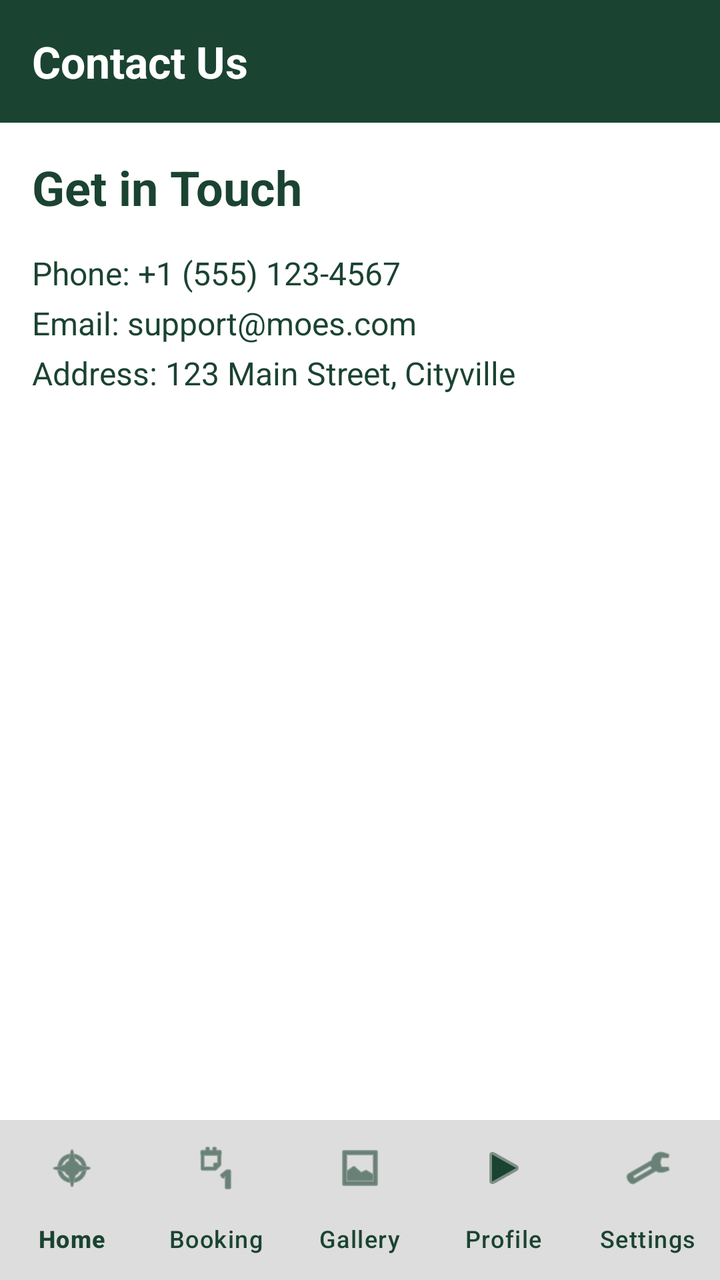
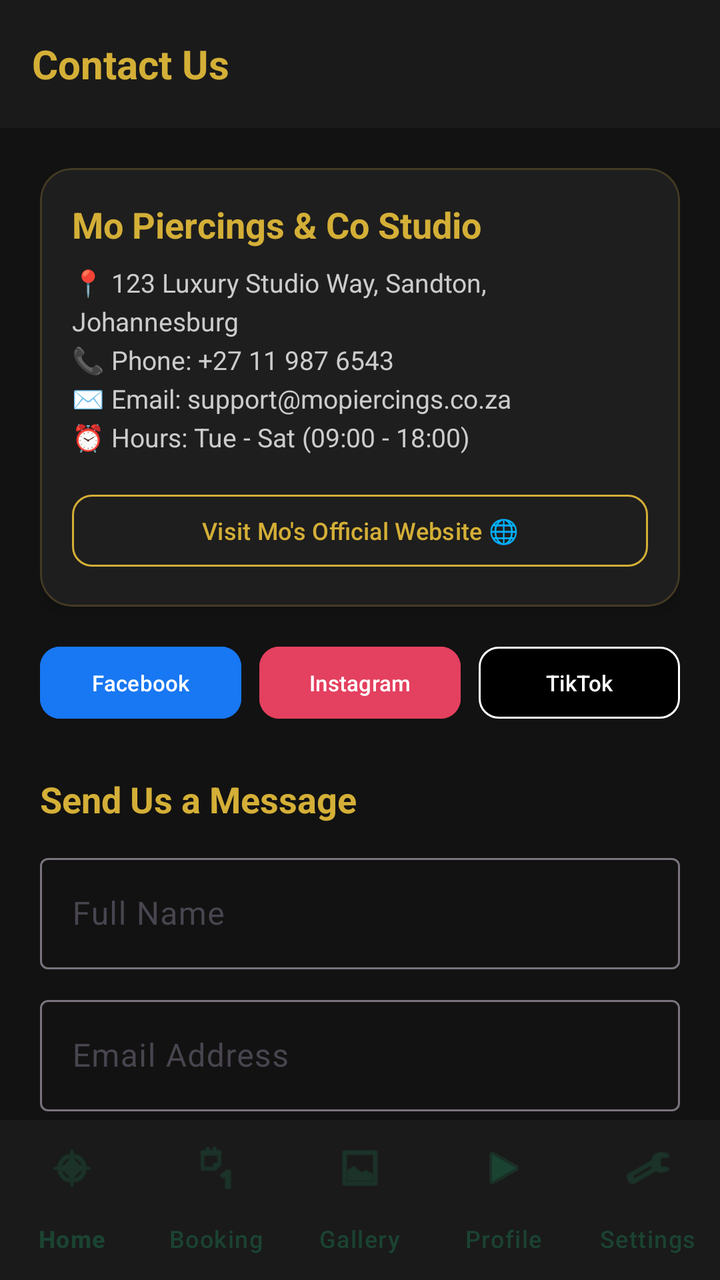

Compare the two renders of this Android layout. The source of the first and the diff that turns it into the second are given below.
<!-- AndroidManifest.xml: application theme Theme.Moes -->
<!-- res/layout/activity_contact_us_screen.xml -->
<?xml version="1.0" encoding="utf-8"?>
<RelativeLayout xmlns:android="http://schemas.android.com/apk/res/android"
    xmlns:app="http://schemas.android.com/apk/res-auto"
    xmlns:tools="http://schemas.android.com/tools"
    android:id="@+id/main"
    android:layout_width="match_parent"
    android:layout_height="match_parent"
    android:background="@color/white"
    tools:context=".ContactUsScreen">

    <RelativeLayout
        android:id="@+id/navBar"
        android:layout_width="match_parent"
        android:layout_height="wrap_content"
        android:padding="16dp"
        android:background="@color/moes_forest_green">

        <TextView
            android:layout_width="wrap_content"
            android:layout_height="wrap_content"
            android:text="Contact Us"
            android:textColor="@color/white"
            android:textSize="22sp"
            android:textStyle="bold" />
    </RelativeLayout>

    <com.google.android.material.bottomnavigation.BottomNavigationView
        android:id="@+id/bottomNavigation"
        android:layout_width="match_parent"
        android:layout_height="wrap_content"
        android:layout_alignParentBottom="true"
        android:background="#22000000"
        app:itemIconTint="@color/moes_forest_green"
        app:itemTextColor="@color/moes_forest_green"
        app:labelVisibilityMode="labeled"
        app:menu="@menu/bottom_nav_menu" />

    <androidx.core.widget.NestedScrollView
        android:layout_width="match_parent"
        android:layout_height="match_parent"
        android:layout_below="@id/navBar"
        android:layout_above="@id/bottomNavigation"
        android:fillViewport="true">

        <LinearLayout
            android:layout_width="match_parent"
            android:layout_height="wrap_content"
            android:orientation="vertical"
            android:padding="16dp">

            <TextView
                android:layout_width="wrap_content"
                android:layout_height="wrap_content"
                android:text="Get in Touch"
                android:textColor="@color/moes_forest_green"
                android:textSize="24sp"
                android:textStyle="bold"
                android:layout_marginBottom="16dp" />

            <TextView
                android:layout_width="match_parent"
                android:layout_height="wrap_content"
                android:layout_marginBottom="24dp"
                android:lineSpacingExtra="6dp"
                android:text="Phone: +1 (555) 123-4567\nEmail: support@moes.com\nAddress: 123 Main Street, Cityville"
                android:textColor="@color/moes_forest_green"
                android:textSize="16sp" />

        </LinearLayout>
    </androidx.core.widget.NestedScrollView>
</RelativeLayout>
<!-- resources referenced by this layout -->
<resources>
  <color name="moes_forest_green">#1B4332</color>
  <color name="white">#FFFFFF</color>
  <style name="Theme.Moes" parent="Theme.Material3.DayNight.NoActionBar">
      
      <item name="colorPrimary">@color/moes_forest_green</item>
      <item name="colorOnPrimary">@color/moes_gold</item>
  
      
      <item name="colorSecondary">@color/moes_gold</item>
      <item name="colorOnSecondary">@color/white</item>
  
      
      <item name="android:windowBackground">@color/moes_cream</item>
      <item name="android:statusBarColor">@color/moes_dark_header</item>
  </style>
  <color name="moes_gold">#C69C35</color>
  <color name="moes_cream">#FDFCF0</color>
  <color name="moes_dark_header">#121212</color>
</resources>

<!-- the commit's change to res/layout/activity_contact_us_screen.xml (unified diff, before → after) -->
@@ -5,67 +5,251 @@
     android:id="@+id/main"
     android:layout_width="match_parent"
     android:layout_height="match_parent"
-    android:background="@color/white"
+    android:background="#121212"
     tools:context=".ContactUsScreen">
 
-    <RelativeLayout
-        android:id="@+id/navBar"
+    
+    <com.google.android.material.appbar.AppBarLayout
+        android:id="@+id/appBarHeader"
         android:layout_width="match_parent"
         android:layout_height="wrap_content"
-        android:padding="16dp"
-        android:background="@color/moes_forest_green">
-
-        <TextView
-            android:layout_width="wrap_content"
+        android:background="#1A1A1A">
+
+        <RelativeLayout
+            android:layout_width="match_parent"
+            android:layout_height="64dp"
+            android:paddingHorizontal="16dp">
+
+            <TextView
+                android:layout_width="wrap_content"
+                android:layout_height="wrap_content"
+                android:layout_centerVertical="true"
+                android:text="Contact Us"
+                android:textColor="#D4AF37"
+                android:textSize="20sp"
+                android:textStyle="bold" />
+        </RelativeLayout>
+    </com.google.android.material.appbar.AppBarLayout>
+
+    <androidx.core.widget.NestedScrollView
+        android:layout_width="match_parent"
+        android:layout_height="match_parent"
+        android:layout_above="@id/bottomNavigation"
+        android:layout_below="@id/appBarHeader"
+        android:fillViewport="true">
+
+        <LinearLayout
+            android:layout_width="match_parent"
             android:layout_height="wrap_content"
-            android:text="Contact Us"
-            android:textColor="@color/white"
-            android:textSize="22sp"
-            android:textStyle="bold" />
-    </RelativeLayout>
-
+            android:orientation="vertical"
+            android:padding="20dp">
+
+            
+            <com.google.android.material.card.MaterialCardView
+                android:layout_width="match_parent"
+                android:layout_height="wrap_content"
+                app:cardBackgroundColor="#1E1E1E"
+                app:cardCornerRadius="16dp"
+                app:cardElevation="4dp"
+                app:strokeColor="#33D4AF37"
+                app:strokeWidth="1dp">
+
+                <LinearLayout
+                    android:layout_width="match_parent"
+                    android:layout_height="wrap_content"
+                    android:orientation="vertical"
+                    android:padding="16dp">
+
+                    <TextView
+                        android:layout_width="wrap_content"
+                        android:layout_height="wrap_content"
+                        android:text="Mo Piercings &amp; Co Studio"
+                        android:textColor="#D4AF37"
+                        android:textSize="18sp"
+                        android:textStyle="bold" />
+
+                    <TextView
+                        android:layout_width="wrap_content"
+                        android:layout_height="wrap_content"
+                        android:layout_marginTop="8dp"
+                        android:lineSpacingExtra="4dp"
+                        android:text="📍 123 Luxury Studio Way, Sandton, Johannesburg\n📞 Phone: +27 11 987 6543\n✉️ Email: support@mopiercings.co.za\n⏰ Hours: Tue - Sat (09:00 - 18:00)"
+                        android:textColor="#CCCCCC"
+                        android:textSize="13sp" />
+
+                    <com.google.android.material.button.MaterialButton
+                        android:id="@+id/btnOpenWebsite"
+                        style="@style/Widget.Material3.Button.OutlinedButton"
+                        android:layout_width="match_parent"
+                        android:layout_height="44dp"
+                        android:layout_marginTop="16dp"
+                        android:text="Visit Mo's Official Website 🌐"
+                        android:textColor="#D4AF37"
+                        android:textSize="12sp"
+                        app:cornerRadius="10dp"
+                        app:strokeColor="#D4AF37" />
+                </LinearLayout>
+            </com.google.android.material.card.MaterialCardView>
+
+            
+            <LinearLayout
+                android:layout_width="match_parent"
+                android:layout_height="wrap_content"
+                android:layout_marginTop="16dp"
+                android:gravity="center"
+                android:orientation="horizontal">
+
+                <com.google.android.material.button.MaterialButton
+                    android:id="@+id/btnFacebook"
+                    android:layout_width="0dp"
+                    android:layout_height="44dp"
+                    android:layout_marginEnd="6dp"
+                    android:layout_weight="1"
+                    android:backgroundTint="#1877F2"
+                    android:padding="0dp"
+                    android:text="Facebook"
+                    android:textColor="#FFFFFF"
+                    android:textSize="11sp"
+                    app:cornerRadius="10dp" />
+
+                <com.google.android.material.button.MaterialButton
+                    android:id="@+id/btnInstagram"
+                    android:layout_width="0dp"
+                    android:layout_height="44dp"
+                    android:layout_marginHorizontal="3dp"
+                    android:layout_weight="1"
+                    android:backgroundTint="#E4405F"
+                    android:padding="0dp"
+                    android:text="Instagram"
+                    android:textColor="#FFFFFF"
+                    android:textSize="11sp"
+                    app:cornerRadius="10dp" />
+
+                <com.google.android.material.button.MaterialButton
+                    android:id="@+id/btnTiktok"
+                    android:layout_width="0dp"
+                    android:layout_height="44dp"
+                    android:layout_marginStart="6dp"
+                    android:layout_weight="1"
+                    android:backgroundTint="#000000"
+                    android:padding="0dp"
+                    android:text="TikTok"
+                    android:textColor="#FFFFFF"
+                    android:textSize="11sp"
+                    app:cornerRadius="10dp"
+                    app:strokeColor="#FFFFFF"
+                    app:strokeWidth="1dp" />
+            </LinearLayout>
+
+            
+            <TextView
+                android:layout_width="wrap_content"
+                android:layout_height="wrap_content"
+                android:layout_marginTop="24dp"
+                android:text="Send Us a Message"
+                android:textColor="#D4AF37"
+                android:textSize="18sp"
+                android:textStyle="bold" />
+
+            <com.google.android.material.textfield.TextInputLayout
+                style="@style/Widget.Material3.TextInputLayout.OutlinedBox"
+                android:layout_width="match_parent"
+                android:layout_height="wrap_content"
+                android:layout_marginTop="12dp"
+                android:hint="Full Name">
+
+                <com.google.android.material.textfield.TextInputEditText
+                    android:id="@+id/etContactName"
+                    android:layout_width="match_parent"
+                    android:layout_height="wrap_content"
+                    android:textColor="#FFFFFF" />
+            </com.google.android.material.textfield.TextInputLayout>
+
+            <com.google.android.material.textfield.TextInputLayout
+                style="@style/Widget.Material3.TextInputLayout.OutlinedBox"
+                android:layout_width="match_parent"
+                android:layout_height="wrap_content"
+                android:layout_marginTop="10dp"
+                android:hint="Email Address">
+
+                <com.google.android.material.textfield.TextInputEditText
+                    android:id="@+id/etContactEmail"
+                    android:layout_width="match_parent"
+                    android:layout_height="wrap_content"
+                    android:inputType="textEmailAddress"
+                    android:textColor="#FFFFFF" />
+            </com.google.android.material.textfield.TextInputLayout>
+
+            <com.google.android.material.textfield.TextInputLayout
+                style="@style/Widget.Material3.TextInputLayout.OutlinedBox"
+                android:layout_width="match_parent"
+                android:layout_height="wrap_content"
+                android:layout_marginTop="10dp"
+                android:hint="Phone Number">
+
+                <com.google.android.material.textfield.TextInputEditText
+                    android:id="@+id/etContactPhone"
+                    android:layout_width="match_parent"
+                    android:layout_height="wrap_content"
+                    android:inputType="phone"
+                    android:textColor="#FFFFFF" />
+            </com.google.android.material.textfield.TextInputLayout>
+
+            <com.google.android.material.textfield.TextInputLayout
+                style="@style/Widget.Material3.TextInputLayout.OutlinedBox"
+                android:layout_width="match_parent"
+                android:layout_height="wrap_content"
+                android:layout_marginTop="10dp"
+                android:hint="Subject">
+
+                <com.google.android.material.textfield.TextInputEditText
+                    android:id="@+id/etContactSubject"
+                    android:layout_width="match_parent"
+                    android:layout_height="wrap_content"
+                    android:textColor="#FFFFFF" />
+            </com.google.android.material.textfield.TextInputLayout>
+
+            <com.google.android.material.textfield.TextInputLayout
+                style="@style/Widget.Material3.TextInputLayout.OutlinedBox"
+                android:layout_width="match_parent"
+                android:layout_height="wrap_content"
+                android:layout_marginTop="10dp"
+                android:hint="Message">
+
+                <com.google.android.material.textfield.TextInputEditText
+                    android:id="@+id/etContactMessage"
+                    android:layout_width="match_parent"
+                    android:layout_height="120dp"
+                    android:gravity="top"
+                    android:inputType="textMultiLine"
+                    android:textColor="#FFFFFF" />
+            </com.google.android.material.textfield.TextInputLayout>
+
+            <com.google.android.material.button.MaterialButton
+                android:id="@+id/btnSubmitContact"
+                android:layout_width="match_parent"
+                android:layout_height="52dp"
+                android:layout_marginTop="20dp"
+                android:backgroundTint="#1B5E20"
+                android:text="Submit Message"
+                android:textColor="#FFFFFF"
+                android:textSize="14sp"
+                android:textStyle="bold"
+                app:cornerRadius="12dp" />
+
+        </LinearLayout>
+    </androidx.core.widget.NestedScrollView>
+
+    
     <com.google.android.material.bottomnavigation.BottomNavigationView
         android:id="@+id/bottomNavigation"
         android:layout_width="match_parent"
         android:layout_height="wrap_content"
         android:layout_alignParentBottom="true"
-        android:background="#22000000"
+        android:background="#1A1A1A"
         app:itemIconTint="@color/moes_forest_green"
         app:itemTextColor="@color/moes_forest_green"
         app:labelVisibilityMode="labeled"
         app:menu="@menu/bottom_nav_menu" />
 
-    <androidx.core.widget.NestedScrollView
-        android:layout_width="match_parent"
-        android:layout_height="match_parent"
-        android:layout_below="@id/navBar"
-        android:layout_above="@id/bottomNavigation"
-        android:fillViewport="true">
-
-        <LinearLayout
-            android:layout_width="match_parent"
-            android:layout_height="wrap_content"
-            android:orientation="vertical"
-            android:padding="16dp">
-
-            <TextView
-                android:layout_width="wrap_content"
-                android:layout_height="wrap_content"
-                android:text="Get in Touch"
-                android:textColor="@color/moes_forest_green"
-                android:textSize="24sp"
-                android:textStyle="bold"
-                android:layout_marginBottom="16dp" />
-
-            <TextView
-                android:layout_width="match_parent"
-                android:layout_height="wrap_content"
-                android:layout_marginBottom="24dp"
-                android:lineSpacingExtra="6dp"
-                android:text="Phone: +1 (555) 123-4567\nEmail: support@moes.com\nAddress: 123 Main Street, Cityville"
-                android:textColor="@color/moes_forest_green"
-                android:textSize="16sp" />
-
-        </LinearLayout>
-    </androidx.core.widget.NestedScrollView>
 </RelativeLayout>
